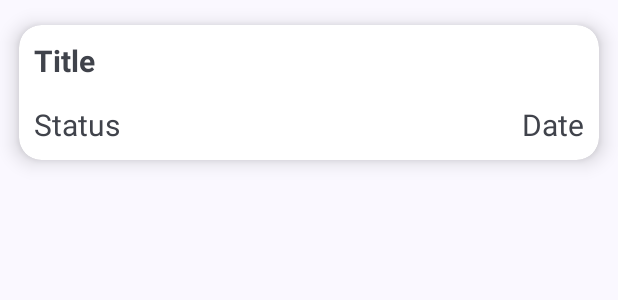
After one commit to anu18dec/CodeforcesAnalyzerApp, an Android app: the layout contest_row.xml on its own in the app's theme, with its tools: preview values and no code run, on a phone screen of 412 x 824 dp. The commit adds this screen. Shown: the top 300 px of the screen. Run offline under Robolectric (Android 15) with nearby library versions, the phone set to English and light mode, and no system bars; network calls fail.

Commit message:
No comment

```diff
--- a/app/src/main/res/layout/activity_main.xml
+++ b/app/src/main/res/layout/activity_main.xml
@@ -325,7 +325,8 @@
         app:layout_constraintBottom_toBottomOf="parent"
         app:layout_constraintEnd_toEndOf="parent"
         app:layout_constraintStart_toStartOf="parent"
-        app:menu="@menu/navigation_view_menu" />
+        app:menu="@menu/navigation_view_menu"
+        />
 
 
 </androidx.constraintlayout.widget.ConstraintLayout>
--- /dev/null
+++ b/app/src/main/res/layout/contest_row.xml
@@ -0,0 +1,72 @@
+<?xml version="1.0" encoding="utf-8"?>
+<androidx.constraintlayout.widget.ConstraintLayout
+    xmlns:android="http://schemas.android.com/apk/res/android"
+    xmlns:app="http://schemas.android.com/apk/res-auto"
+    android:layout_width="match_parent"
+    android:layout_height="wrap_content"
+    >
+
+    <androidx.cardview.widget.CardView
+        android:layout_width="match_parent"
+        android:layout_height="wrap_content"
+        app:cardCornerRadius="15dp"
+        app:cardElevation="8dp"
+        app:cardMaxElevation="8dp"
+        app:cardPreventCornerOverlap="true"
+        app:cardUseCompatPadding="true"
+
+        app:layout_constraintStart_toStartOf="parent"
+        app:layout_constraintEnd_toEndOf="parent"
+        app:layout_constraintTop_toTopOf="parent"
+        >
+
+        <androidx.constraintlayout.widget.ConstraintLayout
+            android:layout_width="match_parent"
+            android:layout_height="wrap_content"
+            android:clipChildren="false"
+            android:clipToPadding="false"
+            android:padding="10dp"
+            >
+
+            <com.google.android.material.textview.MaterialTextView
+                android:id="@+id/contest_title"
+                android:layout_width="match_parent"
+                android:layout_height="wrap_content"
+                android:text="@string/title"
+                android:textSize="20sp"
+                android:textStyle="bold"
+
+                app:layout_constraintStart_toStartOf="parent"
+                app:layout_constraintEnd_toEndOf="parent"
+                app:layout_constraintTop_toTopOf="parent" />
+
+            <com.google.android.material.textview.MaterialTextView
+                android:id="@+id/contest_status"
+                android:layout_width="wrap_content"
+                android:layout_height="wrap_content"
+                android:layout_marginTop="15dp"
+                android:text="@string/status"
+                android:textSize="20sp"
+
+                app:layout_constraintStart_toStartOf="parent"
+                app:layout_constraintTop_toBottomOf="@+id/contest_title"
+                />
+            <com.google.android.material.textview.MaterialTextView
+                android:id="@+id/contest_date"
+                android:layout_width="wrap_content"
+                android:layout_height="wrap_content"
+                android:layout_marginTop="15dp"
+                android:text="@string/date"
+                android:textSize="20sp"
+
+                app:layout_constraintEnd_toEndOf="parent"
+                app:layout_constraintTop_toBottomOf="@+id/contest_title"
+                />
+
+
+        </androidx.constraintlayout.widget.ConstraintLayout>
+
+
+    </androidx.cardview.widget.CardView>
+
+</androidx.constraintlayout.widget.ConstraintLayout>
--- a/app/src/main/res/values/strings.xml
+++ b/app/src/main/res/values/strings.xml
@@ -10,6 +10,10 @@
     <string name="comingSoon">Coming Soon</string>
     <string name="home">Home</string>
     <string name="contest">Contests</string>
+    <string name="title">Title</string>
+    <string name="status">Status</string>
+    <string name="date">Date</string>
+
 
 
 
```
Also changed, not shown: app/src/main/java/com/example/codeforcesanalyzer/BarView.java (+25 -1 lines), app/src/main/java/com/example/codeforcesanalyzer/ContestFragment.java (+48 -44 lines), app/src/main/java/com/example/codeforcesanalyzer/ContestModel.java (added, +13 -0 lines), app/src/main/java/com/example/codeforcesanalyzer/HomeFragment.java (+21 -3 lines), app/src/main/java/com/example/codeforcesanalyzer/MainActivity.java (+3 -21 lines), app/src/main/java/com/example/codeforcesanalyzer/RecyclerAdapter.java (added, +56 -0 lines), app/src/main/res/layout/fragment_contest.xml (+27 -8 lines).
